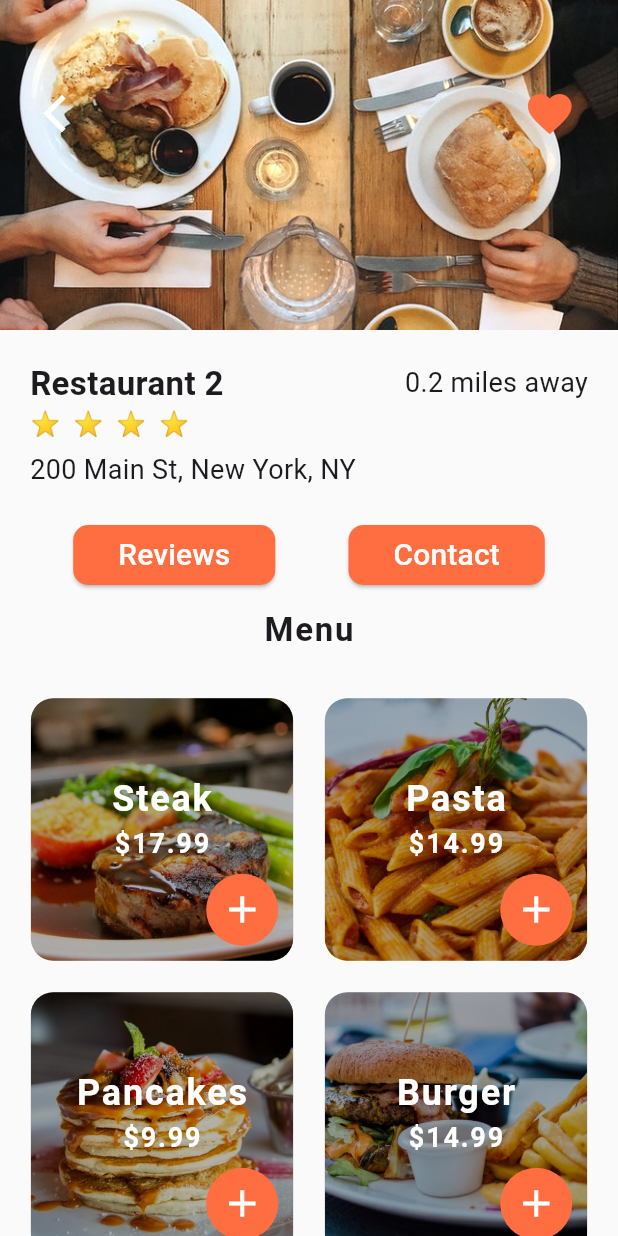
After one commit to NVsandeepani/Food_Delivery_App., a Flutter app: the screen it shows after launch, after a tap on "Restaurant 2", on a phone screen of 412 x 824 dp. The commit adds this screen. Run offline on Flutter 3.47's test engine with Material 3 defaults, Android fonts, the phone set to English and light mode, and no system bars.

Commit message:
complete UI

```diff
--- a/lib/screens/home_screens.dart
+++ b/lib/screens/home_screens.dart
@@ -1,6 +1,8 @@
 import 'package:flutter/material.dart';
 import 'package:flutter_food_delivery_ui/data/data.dart';
 import 'package:flutter_food_delivery_ui/models/restaurant.dart';
+import 'package:flutter_food_delivery_ui/screens/cart_screen.dart';
+import 'package:flutter_food_delivery_ui/screens/restaurent_screen.dart';
 import 'package:flutter_food_delivery_ui/widgets/rating_stars.dart';
 import 'package:flutter_food_delivery_ui/widgets/recent_order.dart';
 
@@ -19,7 +21,14 @@
     List<Widget> restaurantList =[];
     restaurants.forEach( (Restaurant restaurant){
       restaurantList.add(
-        Container(
+        GestureDetector(
+          onTap: () => Navigator.push(
+            context,
+          MaterialPageRoute(
+            builder: (_)=> RestaurantScreen(restaurant: restaurant),
+          ),
+          ),
+          child: Container(
             margin: EdgeInsets.symmetric(horizontal: 20.0, vertical: 10.0),
             decoration: BoxDecoration(
               color: Colors.white,
@@ -32,11 +41,15 @@
                     children: <Widget> [
                       ClipRRect(
                         borderRadius: BorderRadius.circular(15.0),
+                        child: Hero(
+                          tag: restaurant.imageUrl, // add animetion
+
                           child: Image(
                             height: 150.0,
                             width: 150.0,
                             image: AssetImage(restaurant.imageUrl),
                             fit: BoxFit.cover,),
+                        ),
                       ),
                       Container(
                             margin: EdgeInsets.all(10.0),
@@ -53,12 +66,13 @@
                         ),
                         overflow: TextOverflow.ellipsis,
                         ),
-                      RatingStars(restaurant.rating),
+                        SizedBox(height: 4.0,),
+                        RatingStars(restaurant.rating),//calling rating start function
                       SizedBox(height: 4.0,),
                       Text(
                         restaurant.address,
                         style: TextStyle(
-                          fontSize: 15.0,
+                            fontSize: 14.0,
                             fontWeight: FontWeight.w600,
                           ),
                           overflow: TextOverflow.ellipsis,
@@ -66,7 +80,7 @@
                            SizedBox(height: 4.0,),
                       Text('0.2 miles away',
                       style: TextStyle(
-                          fontSize: 15.0,
+                            fontSize: 14.0,
                             fontWeight: FontWeight.w600,
                           ),
                           overflow: TextOverflow.ellipsis,),
@@ -74,6 +88,7 @@
                               ),
                             ),
                     ],
+                   ),
           ),
         ),
       );
@@ -95,7 +110,12 @@
         backgroundColor: Colors.deepOrangeAccent,
         actions: <Widget>[
           TextButton(
-            onPressed: () { },
+            onPressed: ()=> Navigator.push(
+            context,
+          MaterialPageRoute(
+            builder: (_)=> CartScreen(),
+          ),
+          ),
             child: Text(
               'Cart(${currentUser.cart.length})',
                style: TextStyle(color: Colors.white,
--- /dev/null
+++ b/lib/screens/restaurent_screen.dart
@@ -0,0 +1,238 @@
+import 'package:flutter/material.dart';
+import 'package:flutter_food_delivery_ui/models/food.dart';
+import 'package:flutter_food_delivery_ui/models/restaurant.dart';
+import 'package:flutter_food_delivery_ui/widgets/rating_stars.dart';
+
+ class RestaurantScreen extends StatefulWidget {
+
+
+
+  final Restaurant restaurant;
+
+  RestaurantScreen({required this.restaurant});
+
+
+   @override
+   State<RestaurantScreen> createState() => _RestaurantScreenState();
+ }
+
+ class _RestaurantScreenState extends State<RestaurantScreen> {
+   @override
+
+     _buildMenuItem(Food menuItem) {
+    return Center(
+      child: Stack(
+        alignment: Alignment.center,
+        children: <Widget>[
+          Container(
+            height: 175.0,
+            width: 175.0,
+            decoration: BoxDecoration(
+              image: DecorationImage(
+                image: AssetImage(menuItem.imageUrl),
+                fit: BoxFit.cover,
+              ),
+              borderRadius: BorderRadius.circular(15.0),
+            ),
+          ),
+          Container(
+            height: 175.0,
+            width: 175.0,
+            decoration: BoxDecoration(
+              borderRadius: BorderRadius.circular(15.0),
+              gradient: LinearGradient(
+                begin: Alignment.topRight,
+                end: Alignment.bottomLeft,
+                colors: [
+                  Colors.black.withOpacity(0.3),
+                  Colors.black87.withOpacity(0.3),
+                  Colors.black54.withOpacity(0.3),
+                  Colors.black38.withOpacity(0.3),
+                ],
+                stops: [0.1, 0.4, 0.6, 0.9],
+              ),
+            ),
+          ),
+          Positioned(
+            bottom: 65.0,
+            child: Column(
+              children: <Widget>[
+                Text(
+                  menuItem.name,
+                  style: TextStyle(
+                    color: Colors.white,
+                    fontSize: 24.0,
+                    fontWeight: FontWeight.bold,
+                    letterSpacing: 1.2,
+                  ),
+                ),
+                Text(
+                  '\$${menuItem.price}',
+                  style: TextStyle(
+                    color: Colors.white,
+                    fontSize: 18.0,
+                    fontWeight: FontWeight.bold,
+                    letterSpacing: 1.2,
+                  ),
+                ),
+              ],
+            ),
+          ),
+          Positioned(
+            bottom: 10.0,
+            right: 10.0,
+            child: Container(
+              decoration: BoxDecoration(
+                color: Theme.of(context).primaryColor,
+                borderRadius: BorderRadius.circular(30.0),
+              ),
+              child: IconButton(
+                icon: Icon(Icons.add),
+                iconSize: 30.0,
+                color: Colors.white,
+                onPressed: () {},
+              ),
+            ),
+          ),
+        ],
+      ),
+    );
+  }
+
+  @override
+  Widget build(BuildContext context) {
+    return Scaffold(
+      body: Column(
+        children: <Widget>[
+          Stack(
+            children: <Widget>[
+              Hero(
+                tag: widget.restaurant.imageUrl,
+                child: Image(
+                  height: 220.0,
+                  width: MediaQuery.of(context).size.width,
+                  image: AssetImage(widget.restaurant.imageUrl),
+                  fit: BoxFit.cover,
+                ),
+              ),
+              Padding(
+                padding: EdgeInsets.symmetric(horizontal: 20.0, vertical: 50.0),
+                child: Row(
+                  mainAxisAlignment: MainAxisAlignment.spaceBetween,
+                  children: <Widget>[
+                    IconButton(
+                      icon: Icon(Icons.arrow_back_ios),
+                      color: Colors.white,
+                      iconSize: 30.0,
+                      onPressed: () => Navigator.pop(context),
+                    ),
+                    IconButton(
+                      icon: Icon(Icons.favorite),
+                      color: Theme.of(context).primaryColor,
+                      iconSize: 35.0,
+                      onPressed: () {},
+                    ),
+                  ],
+                ),
+              ),
+            ],
+          ),
+          Padding(
+            padding: EdgeInsets.all(20.0),
+            child: Column(
+              crossAxisAlignment: CrossAxisAlignment.start,
+              children: <Widget>[
+                Row(
+                  mainAxisAlignment: MainAxisAlignment.spaceBetween,
+                  children: <Widget>[
+                    Text(
+                      widget.restaurant.name,
+                      style: TextStyle(
+                        fontSize: 22.0,
+                        fontWeight: FontWeight.w600,
+                      ),
+                    ),
+                    Text(
+                      '0.2 miles away',
+                      style: TextStyle(
+                        fontSize: 18.0,
+                      ),
+                    ),
+                  ],
+                ),
+                RatingStars(widget.restaurant.rating),
+                SizedBox(height: 6.0),
+                Text(
+                  widget.restaurant.address,
+                  style: TextStyle(fontSize: 18.0),
+                ),
+              ],
+            ),
+          ),
+          Row(
+        mainAxisAlignment: MainAxisAlignment.spaceEvenly,
+        children: <Widget>[
+          ElevatedButton(
+            style: ElevatedButton.styleFrom(
+              padding: EdgeInsets.symmetric(horizontal: 30.0),
+              primary: Theme.of(context).primaryColor,
+              shape: RoundedRectangleBorder(
+                borderRadius: BorderRadius.circular(10.0),
+              ),
+            ),
+            child: Text(
+              'Reviews',
+              style: TextStyle(
+                color: Colors.white,
+                fontSize: 20.0,
+              ),
+            ),
+            onPressed: () {},
+          ),
+          ElevatedButton(
+            style: ElevatedButton.styleFrom(
+              padding: EdgeInsets.symmetric(horizontal: 30.0),
+              primary: Theme.of(context).primaryColor,
+              shape: RoundedRectangleBorder(
+                borderRadius: BorderRadius.circular(10.0),
+              ),
+            ),
+            child: Text(
+              'Contact',
+              style: TextStyle(
+                color: Colors.white,
+                fontSize: 20.0,
+              ),
+            ),
+            onPressed: () {},
+          ),
+  ],
+),
+
+          SizedBox(height: 10.0),
+          Center(
+            child: Text(
+              'Menu',
+              style: TextStyle(
+                fontSize: 22.0,
+                fontWeight: FontWeight.w600,
+                letterSpacing: 1.2,
+              ),
+            ),
+          ),
+          SizedBox(height: 10.0),
+          Expanded(
+            child: GridView.count(
+              padding: EdgeInsets.all(10.0),
+              crossAxisCount: 2,
+              children: List.generate(widget.restaurant.menu.length, (index) {
+                Food food = widget.restaurant.menu[index];
+                return _buildMenuItem(food);
+              }),
+            ),
+          )
+        ],
+      ),
+    );
+  }
+   }
--- a/lib/widgets/rating_stars.dart
+++ b/lib/widgets/rating_stars.dart
@@ -15,7 +15,7 @@
     return Text(
       stars,
       style: TextStyle(
-        fontSize: 18.0,
+        fontSize: 16.0,
       ),
     );
   }
```
Also changed, not shown: lib/screens/cart_screen.dart (added, +228 -0 lines). Lines whose indentation alone changed are shown as unchanged.
